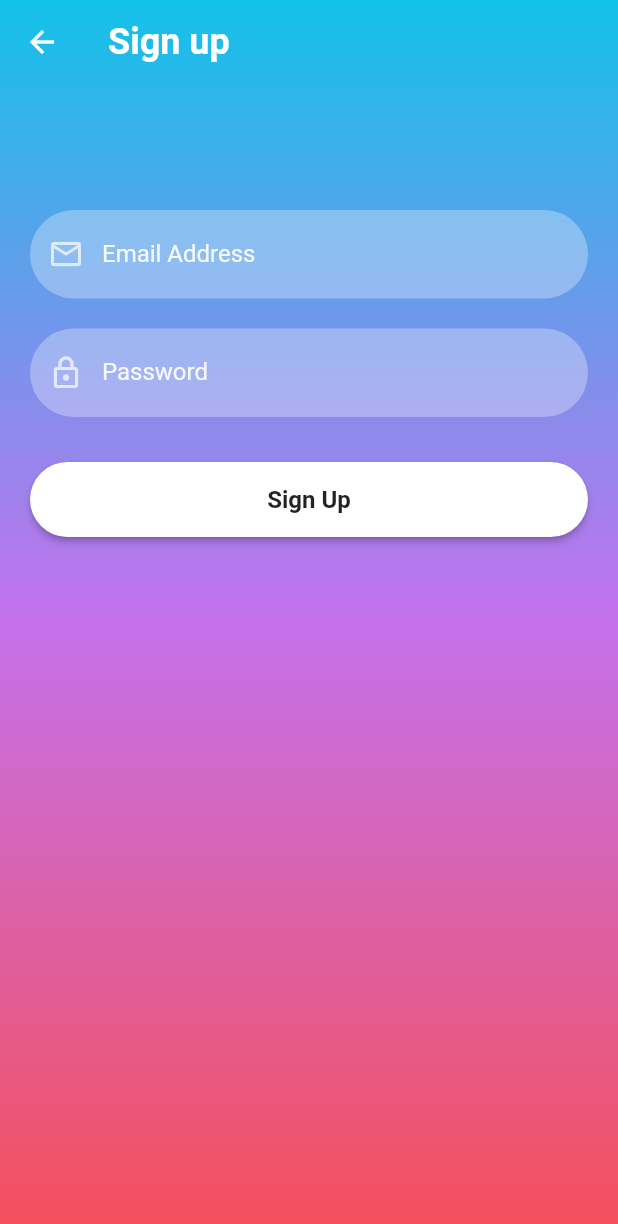
After one commit to MishanPerera/Institute_Management_App, a Flutter app: the Login screen opened by its route, after a tap on "Log In", after a tap on "Sign up", on a phone screen of 412 x 824 dp. The commit adds this screen. Shown: the top 1224 px of the screen. Run offline on Flutter 3.47's test engine with Material 2 defaults, Android fonts, the phone set to English and light mode, and no system bars; our stand-ins replace email_validator, firebase_auth, firebase_core, flutter_zoom_drawer, quickalert; accounts and stored records are empty.

Commit message:
commit login, signup and reset password UI and functions

```diff
--- a/institute_management_app/lib/main.dart
+++ b/institute_management_app/lib/main.dart
@@ -1,7 +1,9 @@
+// ignore_for_file: prefer_const_constructors
+
 import 'package:firebase_core/firebase_core.dart';
 import 'package:flutter/material.dart';
+import 'package:institute_management_app/screens/Login.dart';
 import 'package:institute_management_app/screens/main_page.dart';
-import 'package:institute_management_app/screens/signin_screen.dart';
 
 import 'firebase_options.dart';
 
@@ -28,7 +30,7 @@ class MyApp extends StatelessWidget {
       ),
       routes: {
         '/home': (context) => const MainPage(),
-        '/login': (context) => SignInScreen()
+        '/login': (context) => Login()
       },
       home: const MainPage(),
     );
--- /dev/null
+++ b/institute_management_app/lib/reusable_widgets/reusable_widgets.dart
@@ -0,0 +1,84 @@
+// ignore_for_file: non_constant_identifier_names, sort_child_properties_last, prefer_const_constructors
+
+import 'package:email_validator/email_validator.dart';
+import 'package:flutter/material.dart';
+
+Image LogoWidget(String imageName) {
+  return Image.asset(
+    imageName,
+    fit: BoxFit.fitWidth,
+    width: 200,
+    height: 200,
+    // color: Colors.white,
+  );
+}
+
+TextFormField reusableTextField(String text, IconData icon, bool isPasswordType,
+    TextEditingController controller) {
+  String email = controller.text;
+  return TextFormField(
+    controller: controller,
+    obscureText: isPasswordType,
+    enableSuggestions: !isPasswordType,
+    autocorrect: !isPasswordType,
+    cursorColor: Colors.white,
+    style: TextStyle(color: Colors.white.withOpacity(0.9)),
+    decoration: InputDecoration(
+      prefixIcon: Icon(
+        icon,
+        color: Colors.white70,
+      ),
+      suffixIcon: controller.text.isEmpty
+          ? Container(width: 0)
+          : IconButton(
+              icon: Icon(Icons.close),
+              onPressed: () => controller.clear(),
+            ),
+      labelText: text,
+      errorStyle: TextStyle(color: Colors.yellowAccent.shade100, fontSize: 15),
+      labelStyle: TextStyle(color: Colors.white.withOpacity(0.9)),
+      filled: true,
+      floatingLabelBehavior: FloatingLabelBehavior.never,
+      fillColor: Colors.white.withOpacity(0.3),
+      border: OutlineInputBorder(
+          borderRadius: BorderRadius.circular(30.0),
+          borderSide: const BorderSide(width: 0, style: BorderStyle.none)),
+    ),
+    keyboardType: isPasswordType
+        ? TextInputType.visiblePassword
+        : TextInputType.emailAddress,
+    validator: !isPasswordType
+        ? (email) => email != null && !EmailValidator.validate(email)
+            ? 'Enter a valid Email'
+            : null
+        : null,
+  );
+}
+
+Container firebaseUIButton(BuildContext context, String title, Function onTap) {
+  return Container(
+    width: MediaQuery.of(context).size.width,
+    height: 50,
+    margin: const EdgeInsets.fromLTRB(0, 10, 0, 20),
+    decoration: BoxDecoration(borderRadius: BorderRadius.circular(90)),
+    child: ElevatedButton(
+      onPressed: () {
+        onTap();
+      },
+      child: Text(
+        title,
+        style: const TextStyle(
+            color: Colors.black87, fontWeight: FontWeight.bold, fontSize: 16),
+      ),
+      style: ButtonStyle(
+          backgroundColor: MaterialStateProperty.resolveWith((states) {
+            if (states.contains(MaterialState.pressed)) {
+              return Colors.black26;
+            }
+            return Colors.white;
+          }),
+          shape: MaterialStateProperty.all<RoundedRectangleBorder>(
+              RoundedRectangleBorder(borderRadius: BorderRadius.circular(30)))),
+    ),
+  );
+}
--- /dev/null
+++ b/institute_management_app/lib/screens/Login.dart
@@ -0,0 +1,137 @@
+// ignore_for_file: prefer_const_literals_to_create_immutables, prefer_const_constructors, prefer_final_fields
+
+import 'package:firebase_auth/firebase_auth.dart';
+import 'package:flutter/material.dart';
+import 'package:institute_management_app/screens/main_page.dart';
+// import 'package:flutter/screens/item.dart';
+import '../reusable_widgets/reusable_widgets.dart';
+import 'ResetPassword.dart';
+import 'Signup.dart';
+
+class Login extends StatefulWidget {
+  const Login({Key? key}) : super(key: key);
+
+  @override
+  State<Login> createState() => _LoginState();
+}
+
+class _LoginState extends State<Login> {
+  final formKey = GlobalKey<FormState>();
+  TextEditingController _emailTextController = TextEditingController();
+  TextEditingController _passwordTextController = TextEditingController();
+
+  @override
+  void dispose() {
+    _emailTextController.dispose();
+    _passwordTextController.dispose();
+    super.dispose();
+  }
+
+  @override
+  Widget build(BuildContext context) {
+    return Scaffold(
+      resizeToAvoidBottomInset: false,
+      body: Container(
+        width: MediaQuery.of(context).size.width,
+        height: MediaQuery.of(context).size.height,
+        decoration: BoxDecoration(
+            gradient: LinearGradient(colors: [
+          Color.fromRGBO(18, 194, 233, 1),
+          Color.fromRGBO(196, 113, 237, 1),
+          Color.fromRGBO(246, 79, 89, 1)
+        ], begin: Alignment.topCenter, end: Alignment.bottomCenter)),
+        child: SafeArea(
+          child: Form(
+            key: formKey,
+            child: SingleChildScrollView(
+              child: Padding(
+                padding: EdgeInsets.only(left: 20, right: 20, top: 20),
+                child: Column(
+                  children: <Widget>[
+                    // LogoWidget('images/logo.jpg'), // add custom image here to run
+                    SizedBox(
+                      height: 50,
+                    ),
+                    reusableTextField("Email Address", Icons.mail_outline,
+                        false, _emailTextController),
+                    SizedBox(
+                      height: 20,
+                    ),
+                    reusableTextField("Password", Icons.lock_outline, true,
+                        _passwordTextController),
+                    SizedBox(
+                      height: 4,
+                    ),
+                    forgetPassword(context),
+                    firebaseUIButton(context, "Log In", () {
+                      final form = formKey.currentState!;
+
+                      if (form.validate()) {
+                        FirebaseAuth.instance
+                            .signInWithEmailAndPassword(
+                                email: _emailTextController.text,
+                                password: _passwordTextController.text)
+                            .then((value) {
+                          print("Logged in");
+                          Navigator.push(
+                              context,
+                              MaterialPageRoute(
+                                  builder: (context) => MainPage()));
+                        }).onError((error, stackTrace) {
+                          print("Error" + error.toString());
+                        });
+                      }
+                    }),
+                    signUpOption(),
+                  ],
+                ),
+              ),
+            ),
+          ),
+        ),
+        // child: Text("ssss"),
+      ),
+    );
+  }
+
+  Row signUpOption() {
+    return Row(
+      mainAxisAlignment: MainAxisAlignment.center,
+      children: [
+        const Text(
+          "Forgot your password ?",
+          style: TextStyle(color: Colors.white70),
+        ),
+        GestureDetector(
+          onTap: () {
+            Navigator.push(
+                context, MaterialPageRoute(builder: (context) => SignUp()));
+          },
+          child: const Text(
+            " Sign up",
+            style: TextStyle(fontWeight: FontWeight.bold, color: Colors.white),
+          ),
+        )
+      ],
+    );
+  }
+
+  Widget forgetPassword(BuildContext context) {
+    return Container(
+      width: MediaQuery.of(context).size.width,
+      height: 35,
+      alignment: Alignment.bottomRight,
+      child: TextButton(
+        child: const Text(
+          "Forgot Password ?",
+          style: TextStyle(color: Colors.white70),
+          textAlign: TextAlign.right,
+        ),
+        onPressed: () {
+          Navigator.push(context,
+              MaterialPageRoute(builder: (context) => ResetPassword()));
+        },
+      ),
+    );
+  }
+}
--- /dev/null
+++ b/institute_management_app/lib/screens/Signup.dart
@@ -0,0 +1,99 @@
+import 'package:firebase_auth/firebase_auth.dart';
+import 'package:flutter/material.dart';
+
+import '../reusable_widgets/reusable_widgets.dart';
+import 'Login.dart';
+
+class SignUp extends StatefulWidget {
+  const SignUp({Key? key}) : super(key: key);
+
+  @override
+  State<SignUp> createState() => _SignUpState();
+}
+
+class _SignUpState extends State<SignUp> {
+  TextEditingController _emailTextController = TextEditingController();
+  TextEditingController _passwordTextController = TextEditingController();
+  TextEditingController _usernameTextController = TextEditingController();
+  final formKey = GlobalKey<FormState>();
+
+  @override
+  void dispose() {
+    _emailTextController.dispose();
+    _passwordTextController.dispose();
+    _usernameTextController.dispose();
+    super.dispose();
+  }
+
+  @override
+  Widget build(BuildContext context) {
+    return Scaffold(
+      extendBodyBehindAppBar: true,
+      appBar: AppBar(
+        backgroundColor: Colors.transparent,
+        elevation: 0,
+        title: Text(
+          "Sign up",
+          style: TextStyle(fontWeight: FontWeight.bold, fontSize: 24),
+        ),
+      ),
+      body: Container(
+        width: MediaQuery.of(context).size.width,
+        height: MediaQuery.of(context).size.height,
+        decoration: const BoxDecoration(
+            gradient: LinearGradient(colors: [
+          Color.fromRGBO(18, 194, 233, 1),
+          Color.fromRGBO(196, 113, 237, 1),
+          Color.fromRGBO(246, 79, 89, 1)
+        ], begin: Alignment.topCenter, end: Alignment.bottomCenter)),
+        child: Form(
+          key: formKey,
+          child: SingleChildScrollView(
+            child: Padding(
+              padding: const EdgeInsets.only(left: 20, right: 20, top: 100),
+              child: Column(
+                children: <Widget>[
+                  SizedBox(
+                    height: 20,
+                  ),
+                  // reusableTextField("Username", Icons.person_outline, false,
+                  //     _usernameTextController),
+                  SizedBox(
+                    height: 20,
+                  ),
+                  reusableTextField("Email Address", Icons.mail_outline, false,
+                      _emailTextController),
+                  SizedBox(
+                    height: 20,
+                  ),
+                  reusableTextField("Password", Icons.lock_outline, true,
+                      _passwordTextController),
+                  SizedBox(
+                    height: 20,
+                  ),
+                  firebaseUIButton(context, "Sign Up", () {
+                    final form = formKey.currentState!;
+
+                    if (form.validate()) {
+                      FirebaseAuth.instance
+                          .createUserWithEmailAndPassword(
+                              email: _emailTextController.text,
+                              password: _passwordTextController.text)
+                          .then((value) {
+                        print("Account created");
+                        Navigator.push(context,
+                            MaterialPageRoute(builder: (context) => Login()));
+                      }).onError((error, stackTrace) {
+                        print("Error" + error.toString());
+                      });
+                    }
+                  })
+                ],
+              ),
+            ),
+          ),
+        ),
+      ),
+    );
+  }
+}
--- a/institute_management_app/pubspec.yaml
+++ b/institute_management_app/pubspec.yaml
@@ -39,6 +39,7 @@ dependencies:
   firebase_auth: ^4.2.9
   quickalert: ^1.0.1
   flutter_zoom_drawer: ^3.0.4+1
+  email_validator: ^2.1.17
 
 dev_dependencies:
   flutter_test:
```
Also changed, not shown: institute_management_app/lib/models/Teacher.dart (added, +21 -0 lines), institute_management_app/lib/screens/ResetPassword.dart (added, +78 -0 lines), institute_management_app/pubspec.lock.
